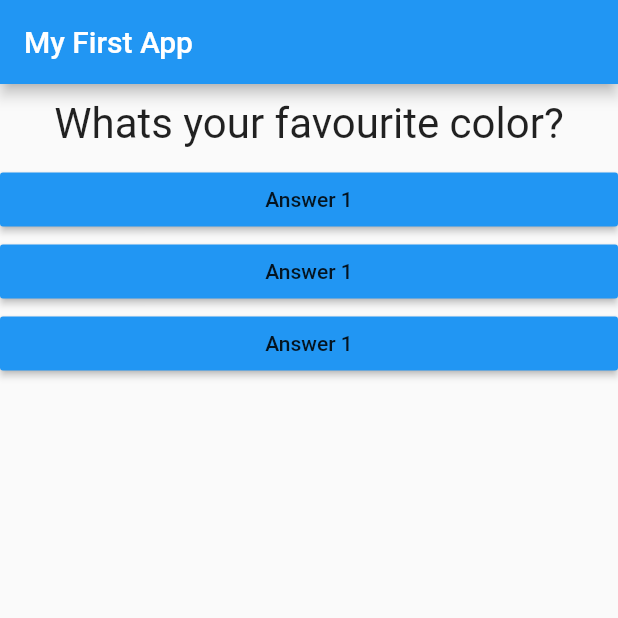
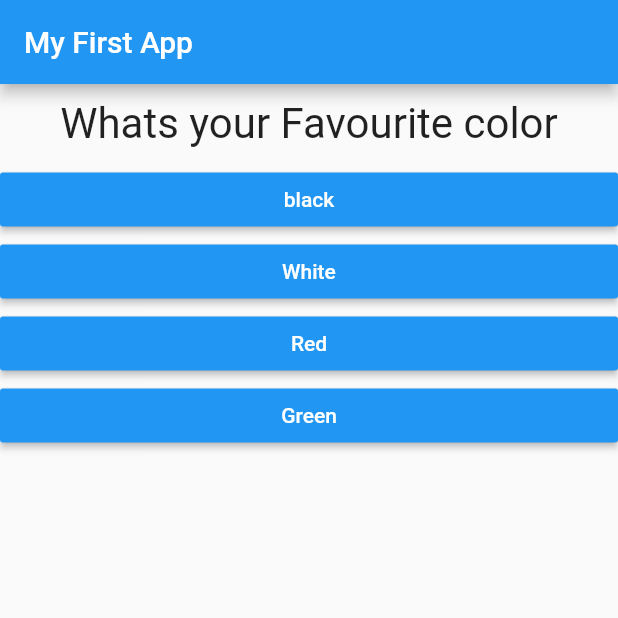
Before and after one commit to Kadweka/mobileapps-flutter, a Flutter app: the screen it shows after launch, on a phone screen of 412 x 824 dp, the top half of it. Run offline on Flutter 3.47's test engine with Material 2 defaults, Android fonts, the phone set to English and light mode, and no system bars.

Commit message:
intro to const variable in dart and its restruc

```diff
--- a/lib/answer.dart
+++ b/lib/answer.dart
@@ -2,14 +2,16 @@ import 'package:flutter/material.dart';
 
 class Answer extends StatelessWidget {
   final Function selectHandler;
-  Answer(this.selectHandler);
+  final String answerText;
+  Answer(this.selectHandler, this.answerText);
   @override
   Widget build(BuildContext context) {
     return Container(
       width: double.infinity,
       child: RaisedButton(
         color: Colors.blue,
-        child: Text("Answer 1"),
+        textColor: Colors.white,
+        child: Text(answerText),
         onPressed: selectHandler,
       ),
     );
--- a/lib/main.dart
+++ b/lib/main.dart
@@ -16,21 +16,35 @@ class MyApp extends StatefulWidget {
 }
 
 class MyAppState extends State<MyApp> {
+  final questions = const [
+    {
+      'questionText': 'Whats your Favourite color',
+      'answers': ['black', 'White', 'Red', 'Green']
+    },
+    {
+      'questionText': 'Whats your Favourite Animal',
+      'answers': ['Rabbit', 'Snake', 'Elephant', 'Lion']
+    },
+    {
+      'questionText': 'Whats your Favourite Instructor',
+      'answers': ['Hussein', 'Kadweka', 'Katana', 'Max']
+    },
+  ];
   var _questionIndex = 0;
 
-  void answerQuestion() {
+  void _answerQuestion() {
     setState(() {
       _questionIndex = _questionIndex + 1;
     });
+    if (_questionIndex < questions.length) {
+      print('We have more Questions');
+    }
     print(_questionIndex);
   }
 
   @override
   Widget build(BuildContext context) {
-    var questions = [
-      'Whats your favourite color?',
-      'Whats your favouritr animal?',
-    ];
+    // questions = []; does not work of questions is a const
     return MaterialApp(
       home: Scaffold(
         appBar: AppBar(
@@ -38,10 +52,11 @@ class MyAppState extends State<MyApp> {
         ),
         body: Column(
           children: [
-            Question(questions[_questionIndex]),
-            Answer(answerQuestion),
-            Answer(answerQuestion),
-            Answer(answerQuestion),
+            Question(questions[_questionIndex]['questionText']),
+            ...(questions[_questionIndex]['answers'] as List<String>)
+                .map((answer) {
+              return Answer(_answerQuestion, answer);
+            }).toList()
           ],
         ),
       ),
```
